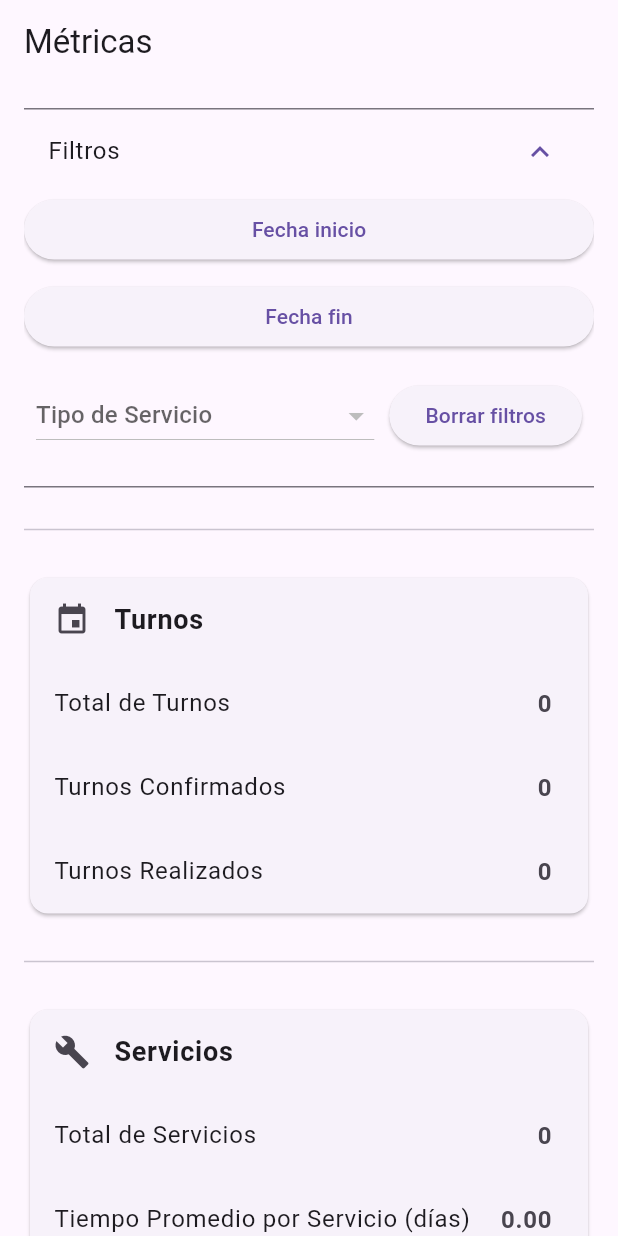
After one commit to danielazim13/genespeluqueria, a Flutter app: the MetricasScreen screen opened by its route, after a tap on "Filtros", on a phone screen of 412 x 824 dp. The commit adds this screen. Run offline on Flutter 3.47's test engine with Material 3 defaults, Android fonts, the phone set to English and light mode, and no system bars; our stand-ins replace cloud_firestore, firebase_auth, firebase_core, go_router; accounts and stored records are empty.

Commit message:
/admin/usuarios: *

```diff
--- a/lib/core/router.dart
+++ b/lib/core/router.dart
@@ -1,3 +1,7 @@
+import 'package:app/entities/usuario.dart';
+import 'package:app/screens/admin/metricas_screen.dart';
+import 'package:app/screens/admin/usuarios/detalle_usuario_screen.dart';
+import 'package:app/screens/admin/usuarios/lista_usuarios_screen.dart';
 import 'package:go_router/go_router.dart';
 
 // Entities
@@ -80,6 +84,20 @@ final adminRoutes = [
     path: '/admin/turnos/detalles',
     builder: (context, state) => TurnoDetailsScreen(turn: state.extra as Turn),
   ),
+  // Usuarios
+  GoRoute(
+    path: '/admin/usuarios',
+    builder: (context, state) => const UsuariosScreen(),
+  ),
+  GoRoute(
+    path: '/admin/usuarios/detalles',
+    builder: (context, state) => ProfileScreen(user: state.extra as Usuario),
+  ),
+  // Metricas
+  GoRoute(
+    path: '/admin/metricas',
+    builder: (context, state) => const MetricasScreen(),
+  ),
   // Config
   GoRoute(
     path: '/admin/config/business-hours',
--- /dev/null
+++ b/lib/screens/admin/metricas_screen.dart
@@ -0,0 +1,372 @@
+import 'package:flutter/material.dart';
+import 'package:cloud_firestore/cloud_firestore.dart';
+import 'package:intl/intl.dart';
+
+class MetricasScreen extends StatelessWidget {
+  const MetricasScreen({super.key});
+
+  Future<Map<String, dynamic>> obtenerDatos() async {
+    try {
+      QuerySnapshot turnosSnapshot =
+          await FirebaseFirestore.instance.collection('turns').get();
+      QuerySnapshot serviciosSnapshot =
+          await FirebaseFirestore.instance.collection('servicios').get();
+
+      // Mapear IDs de servicios a nombres
+      Map<String, String> idToName = {};
+      List<String> serviciosDisponibles = [];
+      for (var doc in serviciosSnapshot.docs) {
+        idToName[doc.id] = doc['nombre'];
+        serviciosDisponibles.add(doc['nombre']);
+      }
+
+      // Mapear campos de turno y filtrar por estados permitidos
+      List<Map<String, dynamic>> turnosMapeados =
+          turnosSnapshot.docs.where((turnoDoc) {
+        final turnoData = turnoDoc.data() as Map<String, dynamic>;
+        final estado = turnoData['estado'];
+
+        // Filtrar por los estados permitidos
+        return estado == 'Confirmado' ||
+            estado == 'En proceso' ||
+            estado == 'Realizado';
+      }).map((turnoDoc) {
+        final turnoData = turnoDoc.data() as Map<String, dynamic>;
+
+        print(turnoData);
+        List<String> nombresServicios = [];
+        for (var idServicio in (turnoData['services'] as List)) {
+          if (idToName.containsKey(idServicio)) {
+            nombresServicios.add(idToName[idServicio]!);
+          }
+        }
+
+        return {
+          'id': turnoDoc.id,
+          'ingreso': turnoData.containsKey('ingreso')
+              ? (turnoData['ingreso'] as Timestamp).toDate()
+              : null,
+          'egreso': turnoData.containsKey('egreso')
+              ? (turnoData['egreso'] as Timestamp).toDate()
+              : null,
+          'services': nombresServicios,
+          'mensaje': turnoData['mensaje'] ?? '',
+          'estado': turnoData['estado'] ?? '',
+          'precio': (turnoData['precio'] ?? 0).toDouble(),
+        };
+      }).toList();
+
+      return {
+        'turnos': turnosMapeados,
+        'servicios': serviciosDisponibles,
+      };
+    } catch (e) {
+      // Manejo de errores
+      print('Error al obtener los datos: $e');
+      return {};
+    }
+  }
+
+  @override
+  Widget build(BuildContext context) {
+    return Scaffold(
+      appBar: AppBar(
+        title: const Text('Métricas'),
+      ),
+      body: FutureBuilder<Map<String, dynamic>>(
+        future: obtenerDatos(),
+        builder: (context, snapshot) {
+          if (snapshot.connectionState == ConnectionState.waiting) {
+            return const Center(child: CircularProgressIndicator());
+          }
+          if (snapshot.hasError) {
+            return const Center(child: Text('Error al cargar datos'));
+          }
+          if (!snapshot.hasData || snapshot.data!.isEmpty) {
+            return const Center(child: Text('No hay datos disponibles'));
+          }
+
+          return FiltrosYMetrica(
+            turnos: snapshot.data!['turnos'],
+            servicios: snapshot.data!['servicios'],
+          );
+        },
+      ),
+    );
+  }
+}
+
+class FiltrosYMetrica extends StatefulWidget {
+  final List<Map<String, dynamic>> turnos;
+  final List<String> servicios;
+
+  const FiltrosYMetrica({
+    super.key,
+    required this.turnos,
+    required this.servicios,
+  });
+
+  @override
+  _FiltrosYMetricaState createState() => _FiltrosYMetricaState();
+}
+
+class _FiltrosYMetricaState extends State<FiltrosYMetrica> {
+  DateTime? _fechaInicio;
+  DateTime? _fechaFin;
+  String? _selectedTipoServicio;
+  List<Map<String, dynamic>> turnosFiltrados = [];
+
+  @override
+  void initState() {
+    super.initState();
+    turnosFiltrados = widget.turnos;
+  }
+
+  Future<void> _seleccionarFechaInicio(BuildContext context) async {
+    final picked = await showDatePicker(
+      context: context,
+      initialDate: DateTime.now(),
+      firstDate: DateTime(2000),
+      lastDate: DateTime(2101),
+    );
+    if (picked != null) {
+      setState(() {
+        _fechaInicio = picked;
+        _filtrarTurnos();
+      });
+    }
+  }
+
+  Future<void> _seleccionarFechaFin(BuildContext context) async {
+    final picked = await showDatePicker(
+      context: context,
+      initialDate: DateTime.now(),
+      firstDate: DateTime(2000),
+      lastDate: DateTime(2101),
+    );
+    if (picked != null) {
+      setState(() {
+        _fechaFin = picked;
+        _filtrarTurnos();
+      });
+    }
+  }
+
+  void _filtrarTurnos() {
+    setState(() {
+      turnosFiltrados = widget.turnos.where((turno) {
+        final ingreso = turno['ingreso'] as DateTime?;
+        final egreso = turno['egreso'] as DateTime?;
+        bool cumpleFecha = true;
+        bool cumpleServicio = true;
+
+        if (_fechaInicio != null && _fechaFin != null) {
+          cumpleFecha = (ingreso != null &&
+                  ingreso.isAfter(_fechaInicio!) &&
+                  ingreso.isBefore(_fechaFin!)) ||
+              (egreso != null &&
+                  egreso.isAfter(_fechaInicio!) &&
+                  egreso.isBefore(_fechaFin!));
+        }
+
+        if (_selectedTipoServicio != null) {
+          cumpleServicio = turno['services'].contains(_selectedTipoServicio);
+        }
+
+        return cumpleFecha && cumpleServicio;
+      }).toList();
+    });
+  }
+
+  void _borrarFiltros() {
+    setState(() {
+      _fechaInicio = null;
+      _fechaFin = null;
+      _selectedTipoServicio = null;
+      turnosFiltrados = widget.turnos;
+    });
+  }
+
+  @override
+  Widget build(BuildContext context) {
+    final totalTurnos = turnosFiltrados.length;
+    final turnosConfirmados =
+        turnosFiltrados.where((t) => t['state'] == 'Confirmado').length;
+    final turnosRealizados =
+        turnosFiltrados.where((t) => t['state'] == 'Realizado').length;
+    final totalServicios =
+        turnosFiltrados.expand((t) => t['services'] as List<String>).length;
+    final totalIngresos = turnosFiltrados.fold(
+        0.0, (sum, turno) => sum + (turno['precio'] as double));
+    final promedioIngresosPorServicio =
+        totalServicios > 0 ? totalIngresos / totalServicios : 0.0;
+
+    // Calcular tiempo promedio por servicio (en días)
+    double tiempoPromedioPorServicio = 0.0;
+    int cantidadTurnosRealizados = 0;
+
+    for (var turno in turnosFiltrados) {
+      if (turno['state'] == 'Realizado' &&
+          turno['ingreso'] != null &&
+          turno['egreso'] != null) {
+        final DateTime ingreso = turno['ingreso'];
+        final DateTime egreso = turno['egreso'];
+        final int dias = egreso.difference(ingreso).inDays;
+        tiempoPromedioPorServicio += dias;
+        cantidadTurnosRealizados++;
+      }
+    }
+
+    tiempoPromedioPorServicio = cantidadTurnosRealizados > 0
+        ? tiempoPromedioPorServicio / cantidadTurnosRealizados
+        : 0.0;
+
+    return ListView(
+      padding: const EdgeInsets.all(16.0),
+      children: [
+        ExpansionTile(
+          title: const Text('Filtros'),
+          children: [
+            Column(
+              crossAxisAlignment: CrossAxisAlignment.start,
+              children: [
+                SizedBox(
+                  width: double.infinity,
+                  child: ElevatedButton(
+                    onPressed: () => _seleccionarFechaInicio(context),
+                    child: Text(_fechaInicio == null
+                        ? 'Fecha inicio'
+                        : DateFormat('dd/MM/yyyy').format(_fechaInicio!)),
+                  ),
+                ),
+                const SizedBox(height: 10),
+                SizedBox(
+                  width: double.infinity,
+                  child: ElevatedButton(
+                    onPressed: () => _seleccionarFechaFin(context),
+                    child: Text(_fechaFin == null
+                        ? 'Fecha fin'
+                        : DateFormat('dd/MM/yyyy').format(_fechaFin!)),
+                  ),
+                ),
+              ],
+            ),
+            const SizedBox(height: 10),
+            Padding(
+              padding: const EdgeInsets.all(8.0),
+              child: Row(
+                children: [
+                  Expanded(
+                    child: DropdownButton<String>(
+                      isExpanded: true,
+                      value: _selectedTipoServicio,
+                      hint: const Text('Tipo de Servicio'),
+                      onChanged: (String? newValue) {
+                        setState(() {
+                          _selectedTipoServicio = newValue;
+                          _filtrarTurnos();
+                        });
+                      },
+                      items: widget.servicios
+                          .map<DropdownMenuItem<String>>((String value) {
+                        return DropdownMenuItem<String>(
+                          value: value,
+                          child: Text(value),
+                        );
+                      }).toList(),
+                    ),
+                  ),
+                  const SizedBox(width: 10),
+                  ElevatedButton(
+                    onPressed: _borrarFiltros,
+                    child: const Text('Borrar filtros'),
+                  ),
+                ],
+              ),
+            ),
+            const SizedBox(height: 15),
+          ],
+        ),
+        const SizedBox(height: 20),
+        const Divider(),
+        const SizedBox(height: 20),
+        _buildSection(
+          icon: Icons.event,
+          title: 'Turnos',
+          metrics: [
+            {'label': 'Total de Turnos', 'value': totalTurnos.toString()},
+            {
+              'label': 'Turnos Confirmados',
+              'value': turnosConfirmados.toString()
+            },
+            {
+              'label': 'Turnos Realizados',
+              'value': turnosRealizados.toString()
+            },
+          ],
+        ),
+        const SizedBox(height: 20),
+        const Divider(),
+        const SizedBox(height: 20),
+        _buildSection(
+          icon: Icons.build,
+          title: 'Servicios',
+          metrics: [
+            {'label': 'Total de Servicios', 'value': totalServicios.toString()},
+            {
+              'label': 'Tiempo Promedio por Servicio (días)',
+              'value': tiempoPromedioPorServicio.toStringAsFixed(2)
+            },
+          ],
+        ),
+        const SizedBox(height: 20),
+        const Divider(),
+        const SizedBox(height: 20),
+        _buildSection(
+          icon: Icons.attach_money,
+          title: 'Ingresos',
+          metrics: [
+            {
+              'label': 'Total de Ingresos',
+              'value': '\$${totalIngresos.toStringAsFixed(2)}'
+            },
+            {
+              'label': 'Promedio Ingreso por Servicio',
+              'value': '\$${promedioIngresosPorServicio.toStringAsFixed(2)}'
+            },
+          ],
+        ),
+      ],
+    );
+  }
+
+  Widget _buildSection(
+      {required IconData icon,
+      required String title,
+      required List<Map<String, String>> metrics}) {
+    return Card(
+      child: Column(
+        children: [
+          ListTile(
+            leading: Icon(icon),
+            title: Text(
+              title,
+              style:
+                  const TextStyle(fontSize: 18.0, fontWeight: FontWeight.bold),
+            ),
+          ),
+          ...metrics.map(
+            (metric) => ListTile(
+              title: Text(metric['label']!),
+              trailing: Text(
+                metric['value']!,
+                style: const TextStyle(
+                    fontSize: 16.0, fontWeight: FontWeight.bold),
+              ),
+            ),
+          ),
+        ],
+      ),
+    );
+  }
+}
--- a/lib/widgets/home_screen_base.dart
+++ b/lib/widgets/home_screen_base.dart
@@ -42,7 +42,7 @@ class HomeScreenBase extends StatelessWidget {
       // derecha
       actions: [
         IconButton(
-          icon: const Icon(Icons.person),
+          icon: const Icon(Icons.account_circle),
           iconSize: 36,
           onPressed: () {
             context.push('/editar');
```
Also changed, not shown: lib/screens/admin/home_screen.dart (+10 -0 lines), lib/screens/admin/usuarios/detalle_usuario_screen.dart (added, +169 -0 lines), lib/screens/admin/usuarios/lista_usuarios_screen.dart (added, +90 -0 lines).
